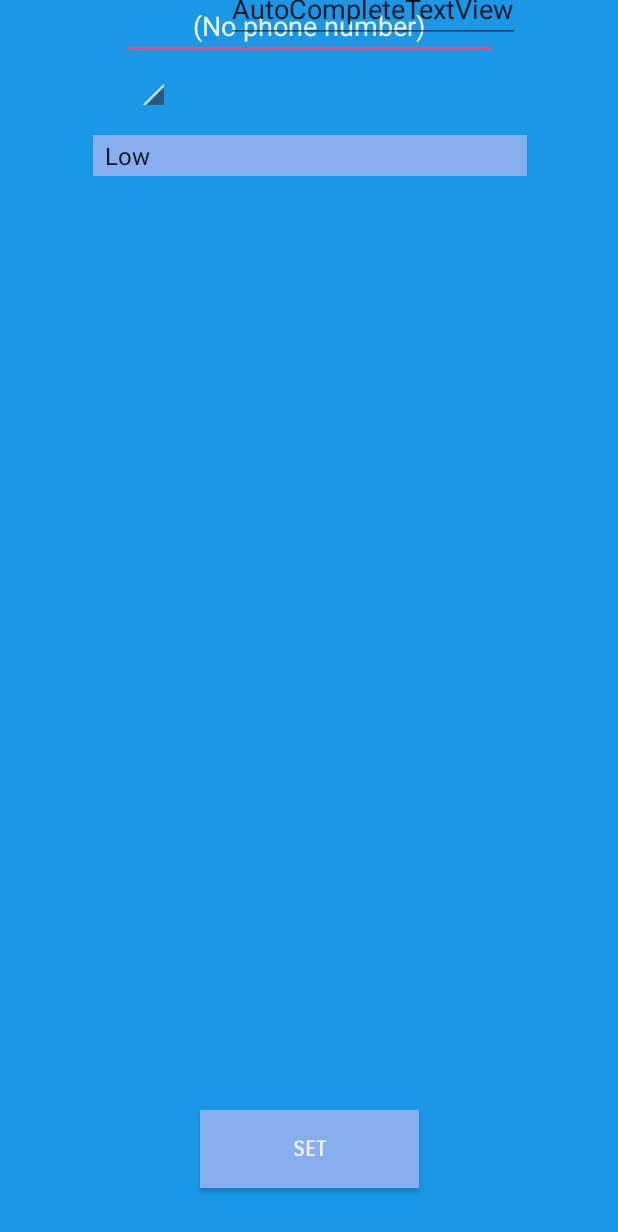
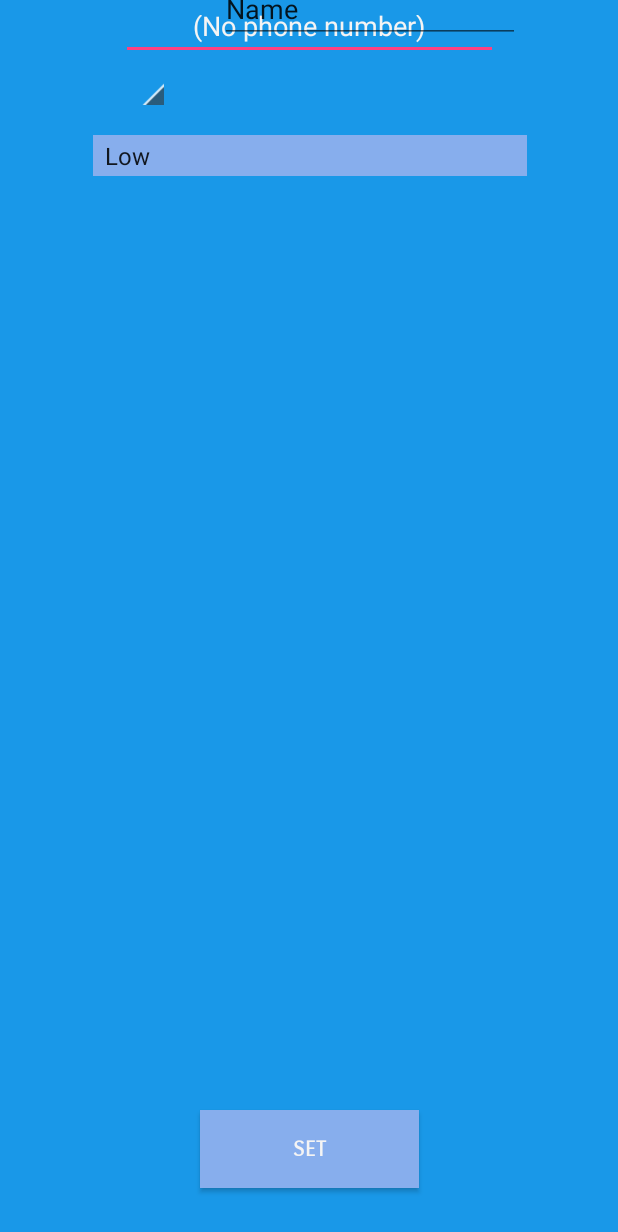
Before and after one commit to aarya1995/CallYourMother, an Android app: the AddContactsActivity screen opened directly, with no data from a screen before it, on a phone screen of 412 x 824 dp. Shown: the top 1232 px of the screen. Run offline under Robolectric (Android 15) with nearby library versions, the phone set to English and light mode, and no system bars.

Commit message:
add list_item.xml for adapter of autocomplete

```diff
--- a/app/src/main/res/layout/add_new_priority.xml
+++ b/app/src/main/res/layout/add_new_priority.xml
@@ -10,6 +10,7 @@
 
     <AutoCompleteTextView
         android:id="@+id/autoContact"
+        style="@style/Widget.AppCompat.AutoCompleteTextView"
         android:layout_width="291dp"
         android:layout_height="43dp"
         android:layout_marginBottom="8dp"
@@ -38,4 +39,5 @@
         app:layout_constraintRight_toRightOf="parent"
         app:layout_constraintTop_toBottomOf="@+id/autoContact"
         app:layout_constraintVertical_bias="0.909"/>
+
 </android.support.constraint.ConstraintLayout>
--- a/app/src/main/res/layout/edit_priority.xml
+++ b/app/src/main/res/layout/edit_priority.xml
@@ -60,19 +60,22 @@
         app:layout_constraintRight_toRightOf="parent"
         tools:layout_editor_absoluteY="112dp"/>
 
-    <AutoCompleteTextView
-        android:id="@+id/autoCompleteTextView"
-        android:layout_width="wrap_content"
+    <EditText
+        android:id="@+id/contactName"
+        android:layout_width="200dp"
         android:layout_height="wrap_content"
         android:layout_marginBottom="8dp"
         android:layout_marginEnd="8dp"
         android:layout_marginStart="8dp"
         android:layout_marginTop="8dp"
-        android:text="AutoCompleteTextView"
+        android:ems="10"
+        android:inputType="textPersonName"
+        android:text="Name"
         app:layout_constraintBottom_toTopOf="@+id/phoneNumber"
         app:layout_constraintEnd_toEndOf="parent"
-        app:layout_constraintHorizontal_bias="0.37"
+        app:layout_constraintHorizontal_bias="0.338"
         app:layout_constraintStart_toEndOf="@+id/quickContactBadge"
         app:layout_constraintTop_toTopOf="parent"
         app:layout_constraintVertical_bias="0.4"/>
+
 </android.support.constraint.ConstraintLayout>
```
Also changed, not shown: app/src/main/res/layout/list_item.xml (added, +7 -0 lines).
